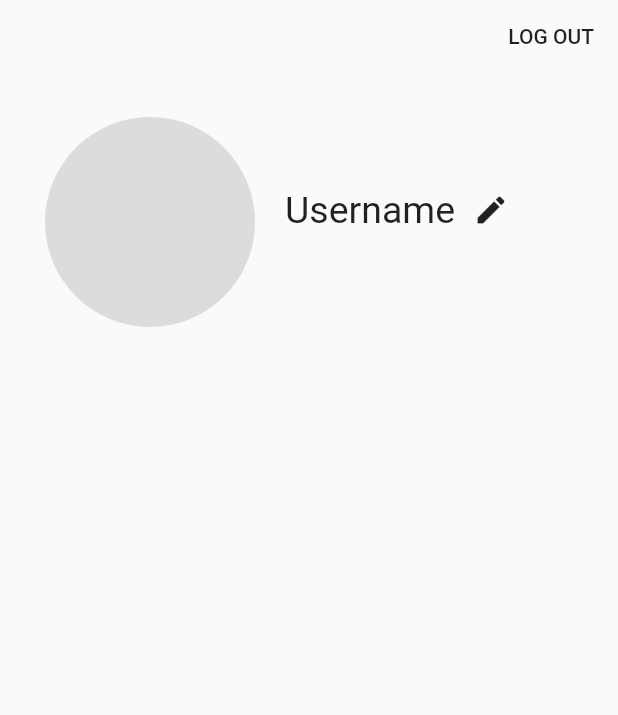
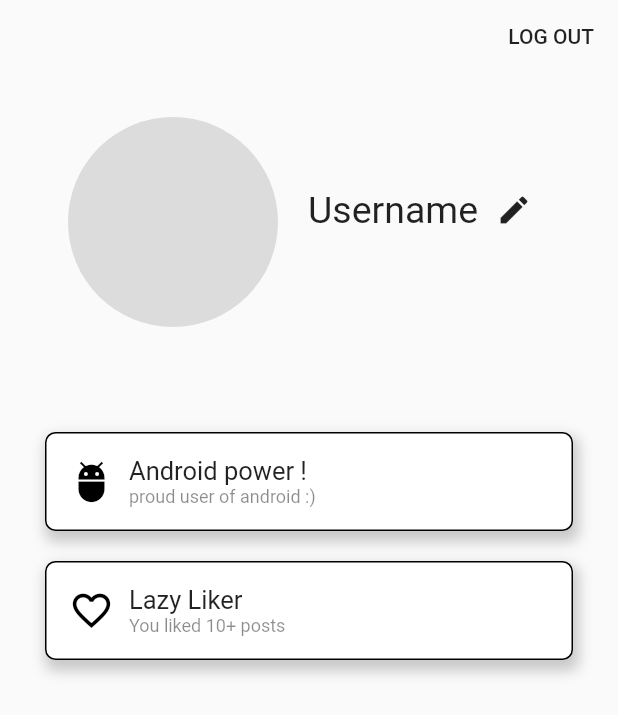
Before and after one commit to 5CYTH3/creaplace, a Flutter app: the ProfileScreenBody widget shown alone on an empty page, opened directly, on a phone screen of 412 x 824 dp. Shown: the top 715 px of the screen. Run offline on Flutter 3.47's test engine with Material 2 defaults, Android fonts, the phone set to English and light mode, and no system bars; our stand-ins replace firebase_auth, firebase_core, google_fonts; accounts and stored records are empty.

Commit message:
🎐 Added achievements on the profil page.

```diff
--- /dev/null
+++ b/lib/views/components/list_item.dart
@@ -0,0 +1,49 @@
+import 'package:flutter/material.dart';
+import 'package:google_fonts/google_fonts.dart';
+
+class ListItem extends StatelessWidget {
+
+  IconData? leading;
+  String? title;
+  String? subtitle;
+
+  ListItem({ Key? key, this.leading, this.title, this.subtitle }) : super(key: key);
+
+  @override
+  Widget build(BuildContext context) {
+    return Container(
+      decoration: BoxDecoration(
+        border: Border.all(color: Colors.black),
+        borderRadius: BorderRadius.circular(7.0),
+        color: Colors.white,
+        boxShadow: [
+          BoxShadow(
+            color: Colors.black38.withOpacity(0.2),
+            spreadRadius: 2,
+            blurRadius: 7,
+            offset: Offset(2  , 5),
+          ),
+        ]
+      ),
+      margin: EdgeInsets.symmetric(vertical: 10.0),
+      child: Padding(
+        padding: const EdgeInsets.all(15.0),
+        child: Row(
+          children: [
+            Icon(this.leading, color: Colors.black, size: 30.0),
+            Container(
+              margin: EdgeInsets.only(left: 10.0),
+              child: Column(
+                crossAxisAlignment: CrossAxisAlignment.start,
+                children: [
+                  Text(this.title.toString(), style: GoogleFonts.roboto(fontSize: 17.0)),
+                  Text(this.subtitle.toString(), style: GoogleFonts.roboto(fontSize: 12.0, color: Colors.black45))
+                ],
+              ),
+            )
+          ],
+        ),
+      ),
+    );
+  }
+}
--- a/lib/views/profile_screen.dart
+++ b/lib/views/profile_screen.dart
@@ -1,5 +1,6 @@
 import 'package:creaplace/controllers/auth_service.dart';
 import 'package:creaplace/views/components/app_bar.dart';
+import 'package:creaplace/views/components/list_item.dart';
 import 'package:flutter/material.dart';
 import 'package:google_fonts/google_fonts.dart';
 
@@ -29,7 +30,9 @@ class _ProfileScreenBodyState extends State<ProfileScreenBody> {
   @override
   Widget build(BuildContext context) {
     return Container(
+      width: MediaQuery.of(context).size.width,
       child: Column(
+        crossAxisAlignment: CrossAxisAlignment.center,
         children: [
           Container(
             width: MediaQuery.of(context).size.width,
@@ -44,9 +47,11 @@ class _ProfileScreenBodyState extends State<ProfileScreenBody> {
           Padding(
             padding: EdgeInsets.all(30.0),
             child: Column(
+
               children: [
                 SizedBox(),
                 Row(
+                  mainAxisAlignment: MainAxisAlignment.center,
                   children: [
                     CircleAvatar(
                       backgroundColor: Colors.black12,
@@ -71,7 +76,27 @@ class _ProfileScreenBodyState extends State<ProfileScreenBody> {
                       ),
                     )
                   ],
+                ),
+                SizedBox(height: 60.0),
+                SingleChildScrollView(
+                  physics: BouncingScrollPhysics(),
+                  child: ListView(
+                    shrinkWrap: true,
+                    children: [
+                      ListItem(
+                        leading: Icons.adb,
+                        title: "Android power !",
+                        subtitle: "proud user of android :)",
+                      ),
+                      ListItem(
+                        leading: Icons.favorite_border_outlined,
+                        title: "Lazy Liker",
+                        subtitle: "You liked 10+ posts",
+                      ),
+                    ],
+                  ),
                 )
+
               ],
             ),
           )
```
